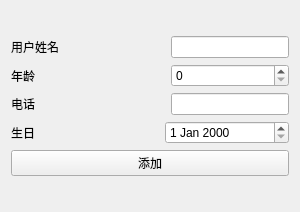
zhihao2020/ShopSystem, file Qtdesigners/添加用户信息.ui: the form before one commit.
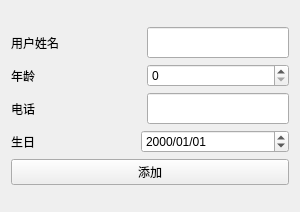
The form after the commit.

Diff of the .ui file:
```diff
--- a/Qtdesigners/添加用户信息.ui
+++ b/Qtdesigners/添加用户信息.ui
@@ -48,7 +48,14 @@
         </widget>
        </item>
        <item row="0" column="3">
-        <widget class="QLineEdit" name="add_thing_name"/>
+        <widget class="QLineEdit" name="add_thing_name">
+         <property name="font">
+          <font>
+           <family>SimSun-ExtB</family>
+           <pointsize>12</pointsize>
+          </font>
+         </property>
+        </widget>
        </item>
        <item row="2" column="0">
         <widget class="QLabel" name="label_4">
@@ -65,6 +72,9 @@
            <height>0</height>
           </size>
          </property>
+         <property name="displayFormat">
+          <string>yyyy/MM/dd</string>
+         </property>
         </widget>
        </item>
        <item row="3" column="0">
@@ -75,7 +85,14 @@
         </widget>
        </item>
        <item row="2" column="3">
-        <widget class="QLineEdit" name="lineEdit"/>
+        <widget class="QLineEdit" name="lineEdit">
+         <property name="font">
+          <font>
+           <family>SimSun-ExtB</family>
+           <pointsize>12</pointsize>
+          </font>
+         </property>
+        </widget>
        </item>
        <item row="3" column="1">
         <spacer name="horizontalSpacer">
```
